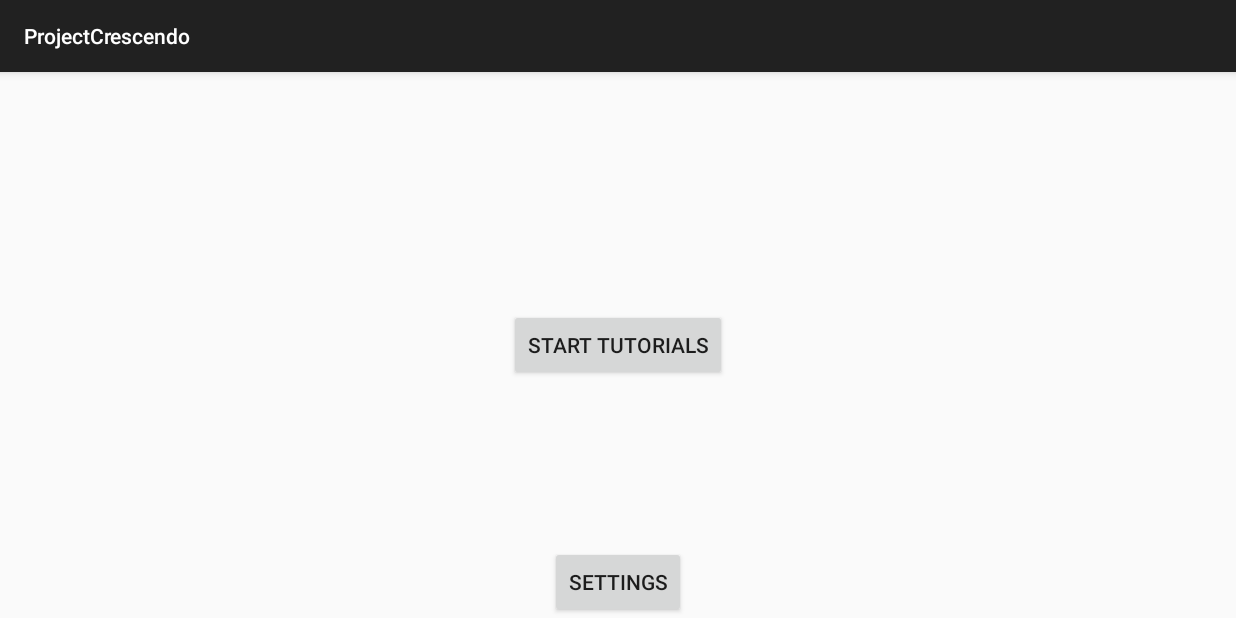
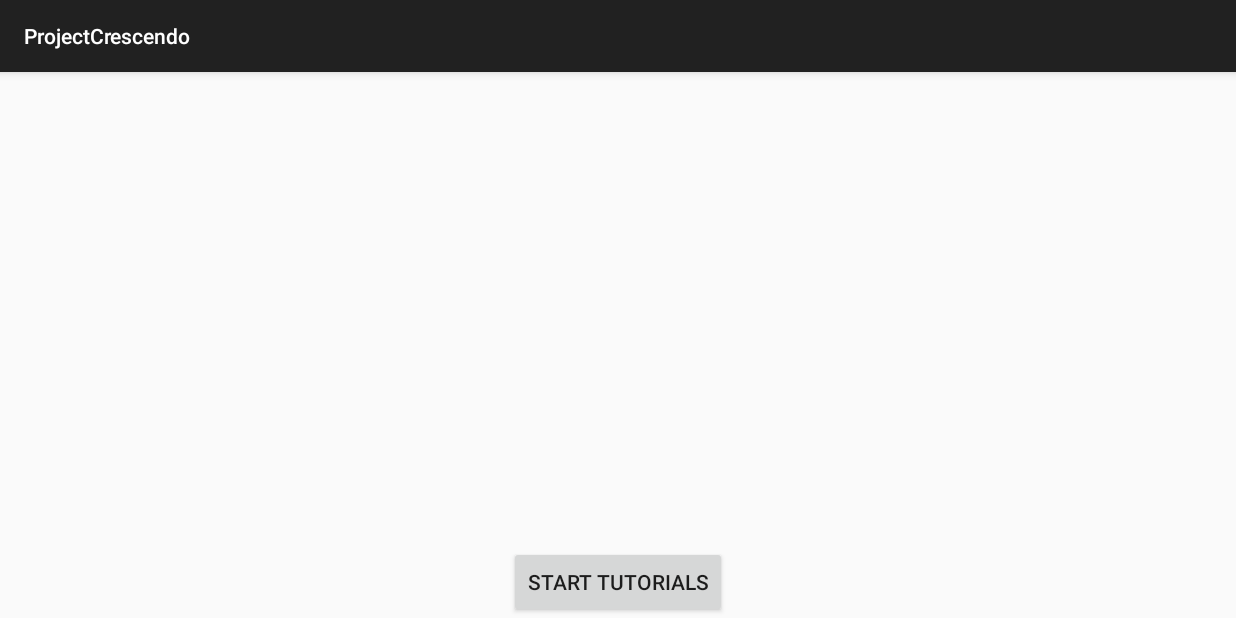
Before and after one commit to djmckee/ProjectCrescendoApp, an Android app: the screen it shows after launch (MainActivity), on a phone screen of 824 x 412 dp (held sideways). Run offline under Robolectric (Android 15) with nearby library versions, the phone set to English and light mode, and no system bars; 2 statements that could not run were skipped.

Commit message:
test push function

```diff
--- a/app/src/main/res/layout/activity_main.xml
+++ b/app/src/main/res/layout/activity_main.xml
@@ -13,17 +13,17 @@
         android:layout_width="match_parent"
         android:layout_height="match_parent" >
 
-        <Button
-            android:layout_width="wrap_content"
-            android:layout_height="wrap_content"
-            android:text="Settings"
-            android:id="@+id/settingsButton"
-            android:layout_gravity="center_horizontal|bottom" />
+        <!--<Button-->
+            <!--android:layout_width="wrap_content"-->
+            <!--android:layout_height="wrap_content"-->
+            <!--android:text="Settings"-->
+            <!--android:id="@+id/settingsButton" />--> <!--testing-->
 
         <Button
             android:layout_width="wrap_content"
             android:layout_height="wrap_content"
             android:text="Start Tutorials"
+            android:layout_gravity="center_horizontal|bottom" />
             android:id="@+id/startTutorialsButton"
             android:layout_gravity="center" />
     </FrameLayout>
```
